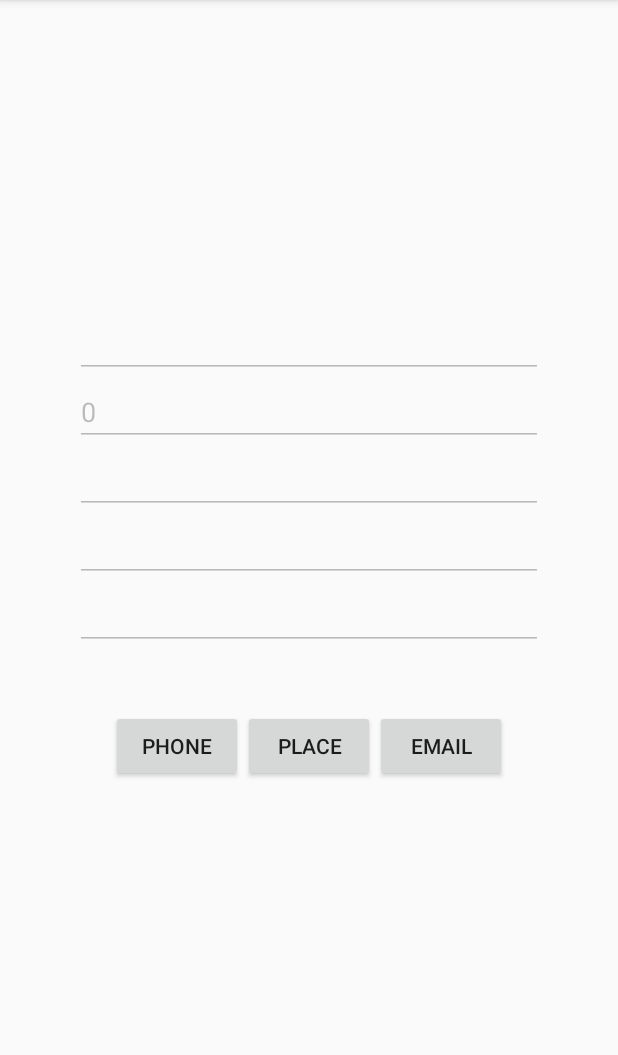
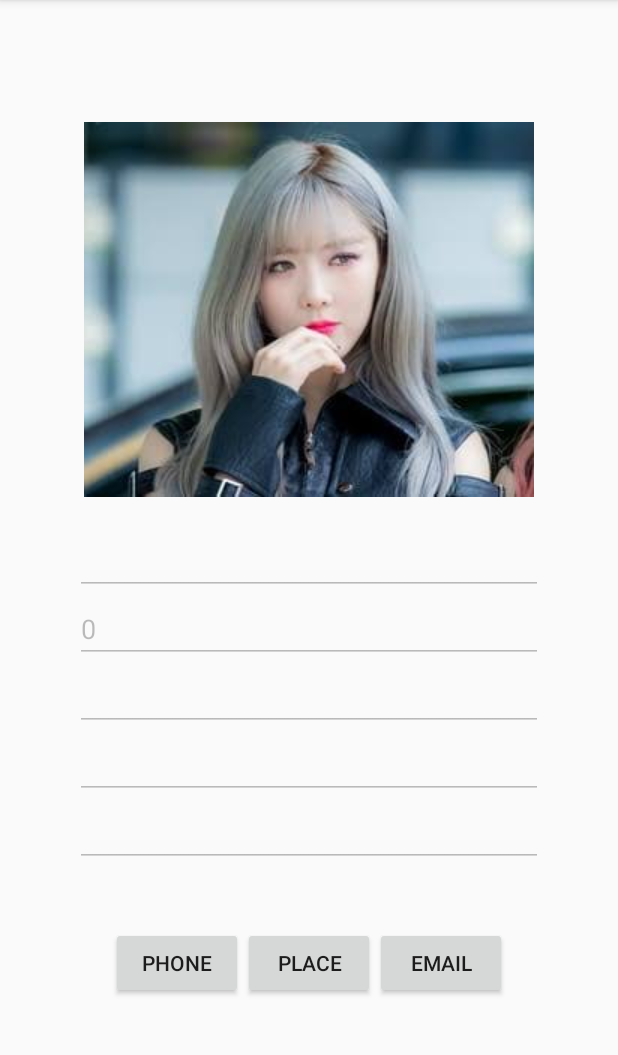
Before and after one commit to saifoelloh/android-intent-other-apps, an Android app: the ResultActivity screen opened directly, with no data from a screen before it, on a phone screen of 412 x 824 dp, the part 84-1139 px from its top. Run offline under Robolectric (Android 15) with nearby library versions, the phone set to English and light mode, and no system bars.

Commit message:
adding static image into project

```diff
--- a/app/src/main/res/layout/activity_result.xml
+++ b/app/src/main/res/layout/activity_result.xml
@@ -12,7 +12,9 @@
     <ImageView
         android:id="@+id/img"
         android:layout_width="match_parent"
-        android:layout_height="wrap_content"/>
+        android:layout_height="wrap_content"
+        android:src="@drawable/yoohyeon"
+        android:layout_marginVertical="20dp"/>
 
     <EditText
         android:id="@+id/tvName"
```
Also changed, not shown: app/src/main/res/drawable-v24/yoohyeon.jpeg (added).
